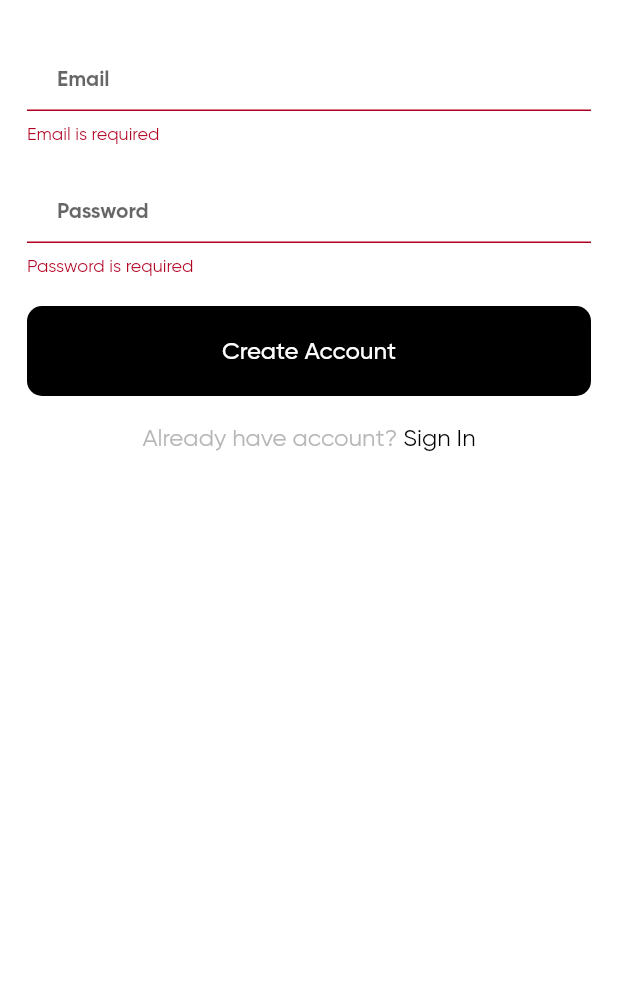
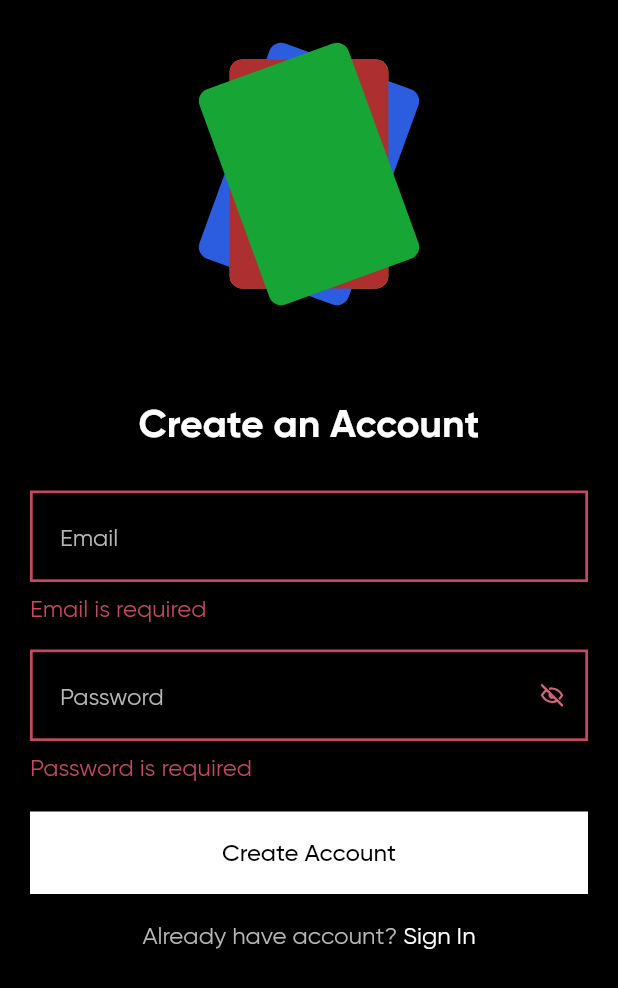
Before and after one commit to devwraithe/quick-flashcards, a Flutter app: the SignUpScreen screen opened by its route, after a tap on "Create Account", on a phone screen of 412 x 824 dp. Shown: the top 988 px of the screen. Run offline on Flutter 3.47's test engine with Material 2 defaults, Android fonts, the phone set to English and light mode, and no system bars; our stand-ins replace another_flushbar, cloud_firestore, dartz, firebase_auth, firebase_core, firebase_storage and 6 more; accounts and stored records are empty; network calls fail.

Commit message:
fix: improve auth design; add password toggle

```diff
--- a/lib/app/app.dart
+++ b/lib/app/app.dart
@@ -1,8 +1,8 @@
 import 'package:flutter/material.dart';
 import 'package:flutter_riverpod/flutter_riverpod.dart';
 import 'package:quick_flashcards/app/core/routes/app_routes.dart';
-import 'package:quick_flashcards/app/presentation/screens/home_screen.dart';
 import 'package:quick_flashcards/app/presentation/screens/sign_in_screen.dart';
+import 'package:quick_flashcards/app/presentation/screens/sign_up_screen.dart';
 
 import 'core/helpers/ui_helper.dart';
 import 'core/theme/app_theme.dart';
@@ -27,7 +27,7 @@ class QuickFlashcards extends ConsumerWidget {
             );
           } else {
             if (snapshot.hasData && snapshot.data!) {
-              return const HomeScreen();
+              return const SignUpScreen();
             } else {
               return const SignInScreen();
             }
--- /dev/null
+++ b/lib/app/core/constants/constants.dart
@@ -0,0 +1,14 @@
+import 'package:flutter/material.dart';
+
+class Constants {
+  // Double Constants
+  static double inputRadius = 0.0;
+
+  // Other Constants
+  static AutovalidateMode validateMode = AutovalidateMode.onUserInteraction;
+  static SizedBox prefixSpace = const SizedBox(width: 20);
+  static EdgeInsets padding = const EdgeInsets.symmetric(
+    horizontal: 18,
+    vertical: 24,
+  );
+}
--- a/lib/app/core/constants/string_constants.dart
+++ b/lib/app/core/constants/string_constants.dart
@@ -1,6 +1,7 @@
 class StringConstants {
   static String socketError = "No Internet Connection";
   static String unknownError = "Something went wrong";
+  static String timeoutError = "Timeout";
   static String fontFamily = 'Gilroy';
   static String passwordResetSuccess = 'Please check your inbox for a mail';
 
--- a/lib/app/core/helpers/ui_helper.dart
+++ b/lib/app/core/helpers/ui_helper.dart
@@ -1,6 +1,11 @@
+import 'package:another_flushbar/flushbar.dart';
+import 'package:flutter/material.dart';
 import 'package:flutter_spinkit/flutter_spinkit.dart';
+import 'package:tabler_icons/tabler_icons.dart';
 
+import '../constants/constants.dart';
 import '../theme/app_colors.dart';
+import '../theme/text_theme.dart';
 
 class UiHelpers {
   static loader() {
@@ -24,4 +29,42 @@ class UiHelpers {
     AppColors.cardBlue,
     AppColors.cardYellow,
   ];
+
+  static errorFlush(
+    String message,
+    BuildContext context,
+  ) async {
+    return Flushbar(
+      messageText: Text(
+        message,
+        textAlign: TextAlign.center,
+        style: AppTextTheme.textTheme.bodyLarge?.copyWith(
+          color: AppColors.white,
+        ),
+      ),
+      duration: const Duration(seconds: 2),
+      backgroundColor: AppColors.red,
+      flushbarPosition: FlushbarPosition.BOTTOM,
+      padding: const EdgeInsets.fromLTRB(20, 22, 20, 18),
+    )..show(context);
+  }
+
+  static switchPassword(void Function()? onTap, bool obscurePassword) {
+    return GestureDetector(
+      onTap: onTap,
+      child: Icon(
+        obscurePassword == true ? TablerIcons.eye_off : TablerIcons.eye,
+      ),
+    );
+  }
+
+  static inputBorder(Color color) {
+    return OutlineInputBorder(
+      borderRadius: BorderRadius.circular(Constants.inputRadius),
+      borderSide: BorderSide(
+        color: color,
+        width: 1.8,
+      ),
+    );
+  }
 }
--- a/lib/app/core/theme/app_button_theme.dart
+++ b/lib/app/core/theme/app_button_theme.dart
@@ -2,26 +2,26 @@ import 'package:flutter/material.dart';
 import 'package:quick_flashcards/app/core/constants/string_constants.dart';
 import 'package:quick_flashcards/app/core/theme/text_theme.dart';
 
+import '../constants/constants.dart';
 import 'app_colors.dart';
 
 @immutable
 class AppButtonTheme {
-  static final buttonTheme = ButtonThemeData(
-    shape: RoundedRectangleBorder(borderRadius: BorderRadius.circular(5.0)),
-    splashColor: Colors.transparent,
-    highlightColor: Colors.transparent,
-    buttonColor: AppColors.black,
+  static final filledButtonTheme = FilledButtonThemeData(
+    style: AppButtonTheme.darkThemeFilledButton,
   );
-  static final filledButtonTheme = FilledButtonThemeData(
-    style: AppButtonTheme.filledButtonStyle,
-  );
-  static final filledButtonStyle = FilledButton.styleFrom(
-    shape: RoundedRectangleBorder(borderRadius: BorderRadius.circular(10.0)),
-    textStyle: AppTextTheme.textTheme.bodyLarge?.copyWith(
+
+  /// BUTTON FOR THE DARK THEME
+  static final darkThemeFilledButton = FilledButton.styleFrom(
+    shape: RoundedRectangleBorder(
+      borderRadius: BorderRadius.circular(Constants.inputRadius),
+    ),
+    textStyle: AppTextTheme.textTheme.titleLarge?.copyWith(
       fontFamily: StringConstants.fontFamily,
+      color: AppColors.black,
       fontWeight: FontWeight.w500,
     ),
-    backgroundColor: AppColors.black,
-    minimumSize: const Size(double.infinity, 60),
+    backgroundColor: AppColors.white,
+    minimumSize: const Size(double.infinity, 55),
   );
 }
--- a/lib/app/core/theme/app_color_scheme.dart
+++ b/lib/app/core/theme/app_color_scheme.dart
@@ -4,12 +4,6 @@ import 'app_colors.dart';
 
 @immutable
 class AppColorScheme {
-  static const lightColorScheme = ColorScheme.light(
-    primary: AppColors.black,
-    secondary: AppColors.black,
-    tertiary: AppColors.grey,
-    background: AppColors.white,
-  );
   static const darkColorScheme = ColorScheme.dark(
     primary: AppColors.white,
     secondary: AppColors.black,
--- a/lib/app/core/theme/app_theme.dart
+++ b/lib/app/core/theme/app_theme.dart
@@ -4,24 +4,15 @@ import 'package:quick_flashcards/app/core/theme/text_theme.dart';
 
 import 'app_button_theme.dart';
 import 'app_color_scheme.dart';
+import 'input_theme.dart';
 
 class AppTheme {
-  static final lightTheme = ThemeData(
+  static final darkTheme = ThemeData(
     fontFamily: StringConstants.fontFamily,
-    colorScheme: AppColorScheme.lightColorScheme,
-    scaffoldBackgroundColor: AppColorScheme.lightColorScheme.background,
-    buttonTheme: AppButtonTheme.buttonTheme,
+    colorScheme: AppColorScheme.darkColorScheme,
+    scaffoldBackgroundColor: AppColorScheme.darkColorScheme.background,
     filledButtonTheme: AppButtonTheme.filledButtonTheme,
     textTheme: AppTextTheme.textTheme,
-    // inputDecorationTheme: AppInputDecorationTheme.inputDecoration,
-  );
-  static final darkTheme = ThemeData(
-    fontFamily: StringConstants.fontFamily,
-    colorScheme: AppColorScheme.lightColorScheme,
-    scaffoldBackgroundColor: AppColorScheme.lightColorScheme.background,
-    buttonTheme: AppButtonTheme.buttonTheme,
-    filledButtonTheme: AppButtonTheme.filledButtonTheme,
-    textTheme: AppTextTheme.textTheme,
-    // inputDecorationTheme: AppInputDecorationTheme.inputDecoration,
+    inputDecorationTheme: AppInputDecorationTheme.inputDecoration,
   );
 }
--- /dev/null
+++ b/lib/app/core/theme/input_theme.dart
@@ -0,0 +1,24 @@
+import 'package:flutter/material.dart';
+import 'package:quick_flashcards/app/core/theme/text_theme.dart';
+
+import '../helpers/ui_helper.dart';
+import 'app_colors.dart';
+
+class AppInputDecorationTheme {
+  static final inputDecoration = InputDecorationTheme(
+    hintStyle: AppTextTheme.textTheme.bodyLarge?.copyWith(
+      height: 1.34,
+      color: AppColors.grey,
+    ),
+    floatingLabelBehavior: FloatingLabelBehavior.never,
+    contentPadding: const EdgeInsets.symmetric(vertical: 20),
+    isDense: true,
+    enabledBorder: UiHelpers.inputBorder(AppColors.grey),
+    focusedBorder: UiHelpers.inputBorder(AppColors.grey),
+    errorBorder: UiHelpers.inputBorder(AppColors.red),
+    focusedErrorBorder: UiHelpers.inputBorder(AppColors.red),
+    errorStyle: AppTextTheme.textTheme.bodyLarge?.copyWith(
+      color: AppColors.red,
+    ),
+  );
+}
--- a/lib/app/core/theme/text_theme.dart
+++ b/lib/app/core/theme/text_theme.dart
@@ -7,32 +7,32 @@ class AppTextTheme {
   static const textTheme = TextTheme(
     displayLarge: TextStyle(
       fontSize: 56,
-      color: AppColors.black,
+      color: AppColors.white,
       fontWeight: FontWeight.w700,
     ),
     displayMedium: TextStyle(
       fontSize: 40,
-      color: AppColors.black,
+      color: AppColors.white,
       fontWeight: FontWeight.w700,
     ),
     displaySmall: TextStyle(
       fontSize: 28,
       fontWeight: FontWeight.w700,
-      color: AppColors.black,
+      color: AppColors.white,
     ),
     headlineLarge: TextStyle(
       fontSize: 26,
-      color: AppColors.black,
+      color: AppColors.white,
       fontWeight: FontWeight.w700,
     ),
     headlineMedium: TextStyle(
       fontSize: 20,
-      color: AppColors.black,
+      color: AppColors.white,
       fontWeight: FontWeight.w700,
     ),
     headlineSmall: TextStyle(
       fontSize: 18,
-      color: AppColors.black,
+      color: AppColors.white,
       fontWeight: FontWeight.w400,
     ),
     // subtitles
--- a/lib/app/data/repository/auth_repository_impl.dart
+++ b/lib/app/data/repository/auth_repository_impl.dart
@@ -1,5 +1,7 @@
+import 'dart:async';
 import 'dart:io';
 
+import 'package:dartz/dartz.dart';
 import 'package:firebase_auth/firebase_auth.dart';
 import 'package:flutter/cupertino.dart';
 import 'package:flutter_riverpod/flutter_riverpod.dart';
@@ -7,6 +9,7 @@ import 'package:quick_flashcards/app/core/constants/firebase_constants.dart';
 
 import '../../core/constants/string_constants.dart';
 import '../../core/errors/exceptions.dart';
+import '../../core/errors/failure.dart';
 import '../../domain/repositories/auth_repository.dart';
 
 class AuthRepositoryImpl implements AuthRepository {
@@ -15,30 +18,30 @@ class AuthRepositoryImpl implements AuthRepository {
   const AuthRepositoryImpl(this._auth);
 
   @override
-  Future<User?> signUp(String email, String password) async {
+  Future<Either<Failure, User?>> createAccountRepo(
+      Map<String, dynamic> data) async {
     try {
       final userCredential = await _auth.createUserWithEmailAndPassword(
-        email: email,
-        password: password,
+        email: data['email'],
+        password: data['password'],
       );
-      return userCredential.user;
+      return Right(userCredential.user);
     } on FirebaseAuthException catch (e) {
-      debugPrint("AuthException: $e");
       if (e.code == 'email-already-in-use') {
-        throw AuthException("Account already exists for this email");
+        throw ServerException("Account already exists for this email");
       } else if (e.code == 'weak-password') {
-        throw AuthException("Password should be greater than 6 characters");
+        throw ServerException("Password should be greater than 6 characters");
       } else if (e.code == 'invalid-email') {
-        throw AuthException("You provided an invalid email address");
+        throw ServerException("You provided an invalid email address");
       }
-    } on SocketException catch (e) {
-      debugPrint("SocketException: $e");
+    } on SocketException catch (_) {
       throw ConnectionException(StringConstants.socketError);
+    } on TimeoutException catch (_) {
+      throw ConnectionException(StringConstants.timeoutError);
     } catch (e) {
-      debugPrint("Error creating account: $e");
-      throw AuthException(StringConstants.unknownError);
+      throw ServerException(StringConstants.unknownError);
     }
-    return null;
+    return Left(Failure("null"));
   }
 
   @override
--- a/lib/app/domain/repositories/auth_repository.dart
+++ b/lib/app/domain/repositories/auth_repository.dart
@@ -1,7 +1,10 @@
+import 'package:dartz/dartz.dart';
 import 'package:firebase_auth/firebase_auth.dart';
 
+import '../../core/errors/failure.dart';
+
 abstract class AuthRepository {
-  Future<User?> signUp(String email, String password);
+  Future<Either<Failure, User?>> createAccountRepo(Map<String, dynamic> data);
   Future<void> signIn(String email, String password);
   Future<void> resetPassword(String email);
   Future<bool> checkAuthStatus();
--- a/lib/app/domain/usecases/auth_usecases/sign_up_usecase.dart
+++ b/lib/app/domain/usecases/auth_usecases/sign_up_usecase.dart
@@ -1,20 +1,26 @@
+import 'package:dartz/dartz.dart';
 import 'package:firebase_auth/firebase_auth.dart';
 import 'package:flutter_riverpod/flutter_riverpod.dart';
+import 'package:quick_flashcards/app/core/errors/failure.dart';
 
 import '../../../data/repository/auth_repository_impl.dart';
+import '../../repositories/auth_repository.dart';
 
-class SignUpUsecase {
-  final AuthRepositoryImpl _repo;
-  SignUpUsecase(this._repo);
+class CreateAccountUsecase {
+  final AuthRepository _repository;
+  CreateAccountUsecase(this._repository);
 
-  Future<User?> execute(String email, String password) async {
-    return await _repo.signUp(email, password);
+  Future<Either<Failure, User?>> execute(Map<String, dynamic> data) async {
+    final response = await _repository.createAccountRepo(data);
+    return response.fold(
+      (failure) => Left(failure),
+      (user) => Right(user),
+    );
   }
 }
 
-// usecase provider
-final signUpUsecase = Provider<SignUpUsecase>(
-  (ref) => SignUpUsecase(
+final createAccountUsecaseProvider = Provider<CreateAccountUsecase>(
+  (ref) => CreateAccountUsecase(
     ref.watch(authRepoProvider),
   ),
 );
--- a/lib/app/presentation/providers/auth_logic/sign_up_notifier.dart
+++ b/lib/app/presentation/providers/auth_logic/sign_up_notifier.dart
@@ -1,43 +1,48 @@
-import 'dart:io';
-
-import 'package:flutter/material.dart';
+import 'package:firebase_auth/firebase_auth.dart';
 import 'package:flutter_riverpod/flutter_riverpod.dart';
 
-import '../../../core/errors/exceptions.dart';
 import '../../../domain/usecases/auth_usecases/sign_up_usecase.dart';
 
-enum SignUpState { initial, loading, success, failed }
+enum CreateAccountState { initial, loading, success, failed }
 
-class SignUpNotifier extends StateNotifier<SignUpState> {
-  final SignUpUsecase _usecase;
+class CreateAccountNotifier extends StateNotifier<CreateAccountState> {
+  final CreateAccountUsecase _createAccountUsecase;
 
-  SignUpNotifier(this._usecase) : super(SignUpState.initial);
+  CreateAccountNotifier(this._createAccountUsecase)
+      : super(CreateAccountState.initial);
 
-  Future<String?> signUp(String email, String password) async {
-    state = SignUpState.loading; // begin the loading
+  String? errorMessage;
+  User? userResponse;
+
+  Future<CreateAccountState> createAccount(Map<String, dynamic> data) async {
+    state = CreateAccountState.loading;
     try {
-      await _usecase.execute(email, password); // handle the req
-      state = SignUpState.success; // req is successful
-      return null.toString();
-    } on AuthException catch (e) {
-      debugPrint("[CUBIT AUTH ERROR] ${e.message}");
-      state = SignUpState.failed;
-      return e.message;
-    } on SocketException catch (e) {
-      debugPrint("[CUBIT SOCKET ERROR] ${e.message}");
-      state = SignUpState.failed;
-      return e.message;
+      final result = await _createAccountUsecase.execute(data);
+      result.fold((failure) {
+        state = CreateAccountState.failed;
+        errorMessage = failure.message;
+        return state;
+      }, (user) {
+        state = CreateAccountState.success;
+        userResponse = user;
+        return state;
+      });
+      return state;
     } catch (e) {
-      debugPrint("[CUBIT UNKNOWN ERROR] ${e.toString()}");
-      state = SignUpState.failed;
-      return e.toString();
+      state = CreateAccountState.failed;
+      errorMessage = e.toString();
+      return state;
     }
   }
 }
 
-// notifier provider
-final signUpProvider = StateNotifierProvider<SignUpNotifier, SignUpState>(
-  (ref) => SignUpNotifier(
-    ref.watch(signUpUsecase),
-  ),
+final createAccountProvider = StateNotifierProvider.family<
+    CreateAccountNotifier, CreateAccountState, Map<String, dynamic>>(
+  (ref, data) {
+    final notifier = CreateAccountNotifier(
+      ref.watch(createAccountUsecaseProvider),
+    );
+    notifier.createAccount(data);
+    return notifier;
+  },
 );
--- a/lib/app/presentation/screens/reset_password_screen.dart
+++ b/lib/app/presentation/screens/reset_password_screen.dart
@@ -69,7 +69,7 @@ class _ResetPasswordScreenState extends State<ResetPasswordScreen> {
                     AppTextFieldWidget(
                       hintText: "Email",
                       controller: _emailController,
-                      validator: (v) => ValidatorsHelper.email(v),
+                      validator: (v) => ValidatorHelper.email(v),
                       onSaved: (v) => _emailController.text = v!,
                     ),
                     const SizedBox(height: 20),
--- a/lib/app/presentation/screens/sign_in_screen.dart
+++ b/lib/app/presentation/screens/sign_in_screen.dart
@@ -71,14 +71,14 @@ class _SignInScreenState extends State<SignInScreen> {
                     AppTextFieldWidget(
                       hintText: "Email",
                       controller: _emailController,
-                      validator: (v) => ValidatorsHelper.email(v),
+                      validator: (v) => ValidatorHelper.email(v),
                       onSaved: (v) => _emailController.text = v!,
                     ),
                     const SizedBox(height: 18),
                     AppTextFieldWidget(
                       hintText: "Password",
                       controller: _passwordController,
-                      validator: (v) => ValidatorsHelper.password(v),
+                      validator: (v) => ValidatorHelper.password(v),
                       onSaved: (v) => _passwordController.text = v!,
                       helperText: "Note: Letters and numbers are required",
                     ),
--- a/lib/app/presentation/screens/sign_up_screen.dart
+++ b/lib/app/presentation/screens/sign_up_screen.dart
@@ -1,11 +1,10 @@
 import 'package:flutter/material.dart';
 import 'package:flutter_riverpod/flutter_riverpod.dart';
+import 'package:flutter_svg/svg.dart';
 import 'package:quick_flashcards/app/core/helpers/validators_helper.dart';
 import 'package:quick_flashcards/app/core/routes/routes.dart';
-import 'package:quick_flashcards/app/presentation/widgets/app_textfield_widget.dart';
 
-import '../../core/constants/string_constants.dart';
-import '../../core/helpers/snackbar_helper.dart';
+import '../../core/constants/constants.dart';
 import '../../core/helpers/ui_helper.dart';
 import '../../core/theme/app_colors.dart';
 import '../../core/theme/text_theme.dart';
@@ -19,78 +18,104 @@ class SignUpScreen extends StatefulWidget {
 }
 
 class _SignUpScreenState extends State<SignUpScreen> {
-  final TextEditingController _emailController = TextEditingController();
-  final TextEditingController _passwordController = TextEditingController();
+  final _key = GlobalKey<FormState>(debugLabel: 'create-account');
 
-  final _key = GlobalKey<FormState>(debugLabel: 'sign_up');
+  final Map<String, dynamic> data = {
+    "email": "",
+    "password": "",
+  };
 
-  _submit(context, ref) async {
+  /// TOGGLING ICON
+  bool _obscureText = true;
+  void _togglePassword() {
+    setState(() => _obscureText = !_obscureText);
+  }
+
+  _submit(context, CreateAccountNotifier notifier) async {
     final formState = _key.currentState!;
 
-    final state = ref.watch(signUpProvider);
-    final notifier = ref.watch(signUpProvider.notifier);
-
-    try {
-      if (formState.validate()) {
-        formState.save();
-        final result = await notifier.signUp(
-          _emailController.text,
-          _passwordController.text,
+    if (formState.validate()) {
+      formState.save();
+      final result = await notifier.createAccount(data);
+      if (result == CreateAccountState.success) {
+        Navigator.pushNamed(context, Routes.home);
+      } else if (result == CreateAccountState.failed) {
+        UiHelpers.errorFlush(
+          notifier.errorMessage!,
+          context,
         );
-        if (state != SignUpState.success) {
-          debugPrint('[UI AUTH ERROR] $result');
-          return AppSnackbar.error(context, result);
-        } else {
-          Navigator.pushNamed(context, Routes.home);
-        }
       }
-    } catch (e) {
-      debugPrint("${StringConstants.unknownError}: ${e.toString()}");
-      AppSnackbar.error(
-        context,
-        "${StringConstants.unknownError}: ${e.toString()}",
-      );
     }
   }
 
   @override
   Widget build(BuildContext context) {
+    const textTheme = AppTextTheme.textTheme;
+
     return Scaffold(
       body: SafeArea(
-        child: Padding(
+        child: SingleChildScrollView(
           padding: const EdgeInsets.symmetric(
-            horizontal: 18,
+            horizontal: 20,
             vertical: 26,
           ),
           child: Column(
+            mainAxisAlignment: MainAxisAlignment.center,
+            crossAxisAlignment: CrossAxisAlignment.center,
             children: [
+              SvgPicture.asset(
+                'assets/vectors/logo.svg',
+                width: 180,
+                height: 180,
+              ),
+              const SizedBox(height: 60),
+              Text(
+                "Create an Account",
+                style: AppTextTheme.textTheme.headlineLarge,
+              ),
+              const SizedBox(height: 30),
               Form(
                 key: _key,
                 child: Column(
                   children: [
-                    AppTextFieldWidget(
-                      hintText: "Email",
-                      controller: _emailController,
-                      validator: (v) => ValidatorsHelper.email(v),
-                      onSaved: (v) => _emailController.text = v!,
+                    TextFormField(
+                      keyboardType: TextInputType.emailAddress,
+                      decoration: InputDecoration(
+                        hintText: "Email",
+                        prefix: Constants.prefixSpace,
+                      ),
+                      autovalidateMode: Constants.validateMode,
+                      onSaved: (v) => data['email'] = v,
+                      validator: (v) => ValidatorHelper.email(v),
+                      style: textTheme.bodyLarge,
                     ),
                     const SizedBox(height: 18),
-                    AppTextFieldWidget(
-                      hintText: "Password",
-                      controller: _passwordController,
-                      validator: (v) => ValidatorsHelper.password(v),
-                      onSaved: (v) => _passwordController.text = v!,
-                      helperText: "Note: Letters and numbers are required",
+                    TextFormField(
+                      keyboardType: TextInputType.visiblePassword,
+                      decoration: InputDecoration(
+                        hintText: "Password",
+                        prefix: Constants.prefixSpace,
+                        suffixIcon: UiHelpers.switchPassword(
+                          () => _togglePassword(),
+                          _obscureText,
+                        ),
+                      ),
+                      autovalidateMode: Constants.validateMode,
+                      onSaved: (v) => data['password'] = v,
+                      obscureText: _obscureText ? true : false,
+                      validator: (v) => ValidatorHelper.password(v),
+                      style: textTheme.bodyLarge,
                     ),
                     const SizedBox(height: 20),
                     Consumer(
                       builder: (context, ref, _) {
-                        final state = ref.watch(signUpProvider);
-                        final notifier = ref.watch(signUpProvider.notifier);
+                        final createAccount = createAccountProvider(data);
+                        final state = ref.watch(createAccount);
+                        final notifier = ref.read(createAccount.notifier);
 
                         return FilledButton(
-                          onPressed: () => _submit(context, ref),
-                          child: state == SignUpState.loading
+                          onPressed: () => _submit(context, notifier),
+                          child: state == CreateAccountState.loading
                               ? UiHelpers.loader()
                               : const Text("Create Account"),
                         );
@@ -116,9 +141,7 @@ class _SignUpScreenState extends State<SignUpScreen> {
                     ),
                     child: Text(
                       " Sign In",
-                      style: AppTextTheme.textTheme.bodyLarge?.copyWith(
-                        color: AppColors.black,
-                      ),
+                      style: AppTextTheme.textTheme.bodyLarge,
                     ),
                   ),
                 ],
--- a/pubspec.yaml
+++ b/pubspec.yaml
@@ -51,6 +51,8 @@ dependencies:
   firebase_core_platform_interface: ^4.8.0
   equatable: ^2.0.5
   dartz: ^0.10.1
+  tabler_icons: ^2.5.0+1
+  flutter_svg: ^2.0.7
 
 dev_dependencies:
   flutter_test:
@@ -78,6 +80,7 @@ flutter:
   assets:
     - assets/
     - assets/fonts/
+    - assets/vectors/
 
   fonts:
     - family: Gilroy
```
Also changed, not shown: lib/app/core/helpers/validators_helper.dart (+1 -16 lines), lib/app/core/theme/input_decoration_theme.dart (deleted, +0 -51 lines), assets/vectors/logo.svg (added), pubspec.lock.
